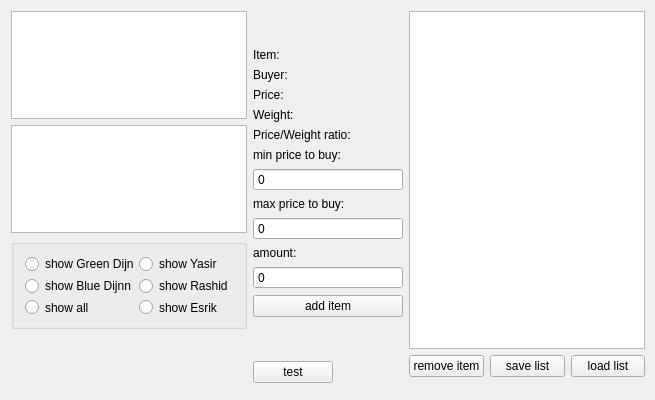
Qt form sources/Market.ui (Groundy/CrackerJack) before a commit.
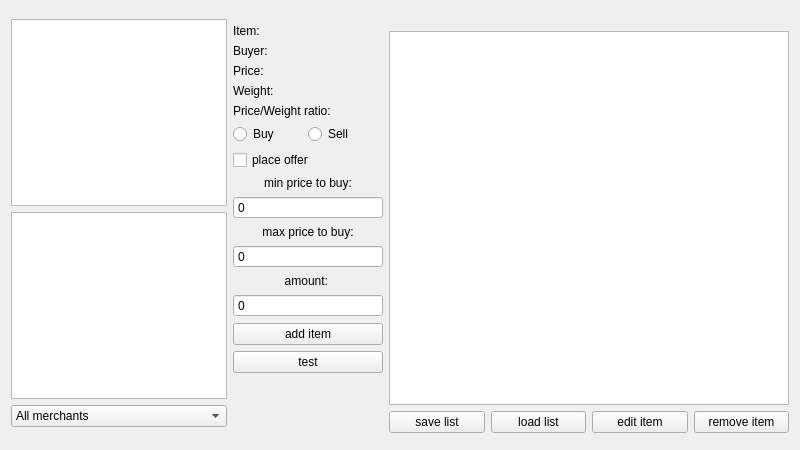
The same form after that commit.

Commit message: Dalsze prace nad klasą market

Diff of the .ui file:
```diff
--- a/sources/Market.ui
+++ b/sources/Market.ui
@@ -6,20 +6,26 @@
    <rect>
     <x>0</x>
     <y>0</y>
-    <width>655</width>
-    <height>400</height>
+    <width>800</width>
+    <height>450</height>
    </rect>
   </property>
+  <property name="sizePolicy">
+   <sizepolicy hsizetype="Fixed" vsizetype="Fixed">
+    <horstretch>0</horstretch>
+    <verstretch>0</verstretch>
+   </sizepolicy>
+  </property>
   <property name="minimumSize">
    <size>
-    <width>655</width>
-    <height>400</height>
+    <width>800</width>
+    <height>450</height>
    </size>
   </property>
   <property name="maximumSize">
    <size>
-    <width>655</width>
-    <height>400</height>
+    <width>800</width>
+    <height>450</height>
    </size>
   </property>
   <property name="windowTitle">
@@ -30,159 +36,154 @@
     <layout class="QGridLayout" name="gridLayout">
      <item row="0" column="0">
       <layout class="QGridLayout" name="gridLayout_3">
-       <item row="1" column="2">
-        <layout class="QVBoxLayout" name="verticalLayout_2">
-         <item>
-          <widget class="QListWidget" name="categoriesWindow"/>
-         </item>
-         <item>
-          <widget class="QListWidget" name="itemList"/>
-         </item>
-         <item>
-          <widget class="QGroupBox" name="sellersRadioButtonBox">
-           <property name="minimumSize">
-            <size>
-             <width>0</width>
-             <height>90</height>
-            </size>
-           </property>
-           <property name="title">
-            <string/>
-           </property>
-           <layout class="QGridLayout" name="gridLayout_7">
-            <item row="2" column="1">
-             <widget class="QRadioButton" name="showItemsButton_All">
-              <property name="text">
-               <string>show all</string>
-              </property>
-             </widget>
-            </item>
-            <item row="0" column="1">
-             <widget class="QRadioButton" name="showItemsButton_Green">
-              <property name="text">
-               <string>show Green Dijnn</string>
-              </property>
-             </widget>
-            </item>
-            <item row="0" column="2">
-             <widget class="QRadioButton" name="showItemsButton_Yasir">
-              <property name="text">
-               <string>show Yasir</string>
-              </property>
-             </widget>
-            </item>
-            <item row="1" column="1">
-             <widget class="QRadioButton" name="showItemsButton_Blue">
-              <property name="text">
-               <string>show Blue Dijnn</string>
-              </property>
-             </widget>
-            </item>
-            <item row="1" column="2">
-             <widget class="QRadioButton" name="showItemsButton_Rashid">
-              <property name="text">
-               <string>show Rashid</string>
-              </property>
-             </widget>
-            </item>
-            <item row="2" column="2">
-             <widget class="QRadioButton" name="showItemsButton_Esrik">
-              <property name="text">
-               <string>show Esrik</string>
-              </property>
-             </widget>
-            </item>
-           </layout>
-          </widget>
-         </item>
-        </layout>
-       </item>
-       <item row="1" column="6" rowspan="9">
+       <item row="1" column="5" rowspan="2">
         <layout class="QGridLayout" name="gridLayout_4">
-         <item row="1" column="1">
-          <widget class="QPushButton" name="saveListButton">
-           <property name="text">
-            <string>save list</string>
+         <item row="1" column="0" colspan="3">
+          <widget class="QListWidget" name="offerListWidget">
+           <property name="minimumSize">
+            <size>
+             <width>400</width>
+             <height>0</height>
+            </size>
            </property>
-          </widget>
-         </item>
-         <item row="1" column="0">
-          <widget class="QPushButton" name="removeItemButton">
-           <property name="text">
-            <string>remove item</string>
-           </property>
-          </widget>
-         </item>
-         <item row="1" column="2">
-          <widget class="QPushButton" name="loadListButton">
-           <property name="text">
-            <string>load list</string>
+           <property name="maximumSize">
+            <size>
+             <width>16777215</width>
+             <height>16777215</height>
+            </size>
            </property>
           </widget>
          </item>
          <item row="0" column="0" colspan="3">
-          <widget class="QListWidget" name="listWidget">
+          <widget class="QLabel" name="itemListFileNameLabel">
+           <property name="enabled">
+            <bool>true</bool>
+           </property>
+           <property name="text">
+            <string/>
+           </property>
+          </widget>
+         </item>
+         <item row="2" column="0" colspan="3">
+          <layout class="QGridLayout" name="gridLayout_6">
+           <item row="0" column="0">
+            <widget class="QPushButton" name="saveListButton">
+             <property name="text">
+              <string>save list</string>
+             </property>
+            </widget>
+           </item>
+           <item row="0" column="3">
+            <widget class="QPushButton" name="removeItemButton">
+             <property name="text">
+              <string>remove item</string>
+             </property>
+            </widget>
+           </item>
+           <item row="0" column="2">
+            <widget class="QPushButton" name="editItemButton">
+             <property name="text">
+              <string>edit item</string>
+             </property>
+            </widget>
+           </item>
+           <item row="0" column="1">
+            <widget class="QPushButton" name="loadListButton">
+             <property name="text">
+              <string>load list</string>
+             </property>
+            </widget>
+           </item>
+          </layout>
+         </item>
+        </layout>
+       </item>
+       <item row="1" column="2">
+        <layout class="QVBoxLayout" name="verticalLayout_2">
+         <item>
+          <spacer name="verticalSpacer_3">
+           <property name="orientation">
+            <enum>Qt::Vertical</enum>
+           </property>
+           <property name="sizeHint" stdset="0">
+            <size>
+             <width>20</width>
+             <height>13</height>
+            </size>
+           </property>
+          </spacer>
+         </item>
+         <item>
+          <widget class="QListWidget" name="categoriesWindow">
            <property name="minimumSize">
             <size>
              <width>0</width>
-             <height>0</height>
+             <height>150</height>
             </size>
            </property>
            <property name="maximumSize">
             <size>
-             <width>16777215</width>
+             <width>250</width>
              <height>16777215</height>
             </size>
            </property>
           </widget>
          </item>
+         <item>
+          <widget class="QListWidget" name="itemList">
+           <property name="minimumSize">
+            <size>
+             <width>0</width>
+             <height>150</height>
+            </size>
+           </property>
+           <property name="maximumSize">
+            <size>
+             <width>250</width>
+             <height>16777215</height>
+            </size>
+           </property>
+          </widget>
+         </item>
+         <item>
+          <widget class="QComboBox" name="merchantFiltr">
+           <item>
+            <property name="text">
+             <string>All merchants</string>
+            </property>
+           </item>
+           <item>
+            <property name="text">
+             <string>Green Dijnn</string>
+            </property>
+           </item>
+           <item>
+            <property name="text">
+             <string>Blue Dijnn</string>
+            </property>
+           </item>
+           <item>
+            <property name="text">
+             <string>Flint</string>
+            </property>
+           </item>
+           <item>
+            <property name="text">
+             <string>Rashid</string>
+            </property>
+           </item>
+           <item>
+            <property name="text">
+             <string>Esrik</string>
+            </property>
+           </item>
+          </widget>
+         </item>
         </layout>
        </item>
-       <item row="1" column="5" rowspan="11">
-        <spacer name="horizontalSpacer_2">
-         <property name="orientation">
-          <enum>Qt::Horizontal</enum>
-         </property>
-         <property name="sizeHint" stdset="0">
-          <size>
-           <width>40</width>
-           <height>20</height>
-          </size>
-         </property>
-        </spacer>
-       </item>
-       <item row="1" column="3" rowspan="11">
-        <spacer name="horizontalSpacer">
-         <property name="orientation">
-          <enum>Qt::Horizontal</enum>
-         </property>
-         <property name="sizeHint" stdset="0">
-          <size>
-           <width>40</width>
-           <height>20</height>
-          </size>
-         </property>
-        </spacer>
-       </item>
-       <item row="1" column="4" rowspan="10">
+       <item row="1" column="3" rowspan="3">
         <layout class="QGridLayout" name="gridLayout_5">
-         <item row="9" column="0" colspan="2">
-          <widget class="QSpinBox" name="minPriceValue">
-           <property name="maximumSize">
-            <size>
-             <width>16777215</width>
-             <height>25</height>
-            </size>
-           </property>
-           <property name="buttonSymbols">
-            <enum>QAbstractSpinBox::NoButtons</enum>
-           </property>
-           <property name="maximum">
-            <number>999999999</number>
-           </property>
-          </widget>
-         </item>
-         <item row="15" column="0" colspan="2">
+         <item row="23" column="0" colspan="2">
           <spacer name="verticalSpacer">
            <property name="orientation">
             <enum>Qt::Vertical</enum>
@@ -195,46 +196,24 @@
            </property>
           </spacer>
          </item>
-         <item row="5" column="0" colspan="2">
-          <widget class="QLabel" name="priceWeightRatioLabel">
-           <property name="minimumSize">
-            <size>
-             <width>150</width>
-             <height>0</height>
-            </size>
+         <item row="16" column="0" colspan="2">
+          <widget class="QLabel" name="label">
+           <property name="text">
+            <string>amount: </string>
            </property>
+           <property name="alignment">
+            <set>Qt::AlignCenter</set>
+           </property>
+          </widget>
+         </item>
+         <item row="11" column="0" colspan="2">
+          <widget class="QCheckBox" name="placeOfferCheckBox">
            <property name="text">
-            <string>Price/Weight ratio:</string>
+            <string>place offer</string>
            </property>
           </widget>
          </item>
          <item row="3" column="0" colspan="2">
-          <widget class="QLabel" name="priceInfoLabel">
-           <property name="maximumSize">
-            <size>
-             <width>16777215</width>
-             <height>25</height>
-            </size>
-           </property>
-           <property name="text">
-            <string>Price:</string>
-           </property>
-          </widget>
-         </item>
-         <item row="0" column="0" colspan="2">
-          <spacer name="verticalSpacer_2">
-           <property name="orientation">
-            <enum>Qt::Vertical</enum>
-           </property>
-           <property name="sizeHint" stdset="0">
-            <size>
-             <width>20</width>
-             <height>40</height>
-            </size>
-           </property>
-          </spacer>
-         </item>
-         <item row="2" column="0" colspan="2">
           <widget class="QLabel" name="buyerInfoLabel">
            <property name="maximumSize">
             <size>
@@ -247,7 +226,72 @@
            </property>
           </widget>
          </item>
-         <item row="10" column="0" colspan="2">
+         <item row="7" column="0" rowspan="2" colspan="2">
+          <widget class="QFrame" name="horizontalFrame">
+           <property name="minimumSize">
+            <size>
+             <width>0</width>
+             <height>0</height>
+            </size>
+           </property>
+           <property name="maximumSize">
+            <size>
+             <width>16777215</width>
+             <height>20</height>
+            </size>
+           </property>
+           <layout class="QHBoxLayout" name="horizontalLayout">
+            <property name="spacing">
+             <number>0</number>
+            </property>
+            <property name="leftMargin">
+             <number>0</number>
+            </property>
+            <property name="topMargin">
+             <number>0</number>
+            </property>
+            <property name="rightMargin">
+             <number>0</number>
+            </property>
+            <property name="bottomMargin">
+             <number>0</number>
+            </property>
+            <item>
+             <widget class="QRadioButton" name="buyTypeRadioButton">
+              <property name="minimumSize">
+               <size>
+                <width>0</width>
+                <height>20</height>
+               </size>
+              </property>
+              <property name="text">
+               <string>Buy</string>
+              </property>
+             </widget>
+            </item>
+            <item>
+             <widget class="QRadioButton" name="sellTypeRadioButton">
+              <property name="minimumSize">
+               <size>
+                <width>0</width>
+                <height>20</height>
+               </size>
+              </property>
+              <property name="text">
+               <string>Sell</string>
+              </property>
+              <property name="checkable">
+               <bool>true</bool>
+              </property>
+              <property name="autoExclusive">
+               <bool>true</bool>
+              </property>
+             </widget>
+            </item>
+           </layout>
+          </widget>
+         </item>
+         <item row="14" column="0" colspan="2">
           <widget class="QLabel" name="maxPriceLabel">
            <property name="maximumSize">
             <size>
@@ -258,22 +302,71 @@
            <property name="text">
             <string>max price to buy:</string>
            </property>
+           <property name="alignment">
+            <set>Qt::AlignCenter</set>
+           </property>
           </widget>
          </item>
-         <item row="1" column="0" colspan="2">
-          <widget class="QLabel" name="itemNameInfoLabel">
+         <item row="13" column="0" colspan="2">
+          <widget class="QSpinBox" name="minPriceValue">
            <property name="maximumSize">
             <size>
              <width>16777215</width>
              <height>25</height>
             </size>
            </property>
+           <property name="buttonSymbols">
+            <enum>QAbstractSpinBox::NoButtons</enum>
+           </property>
+           <property name="maximum">
+            <number>999999999</number>
+           </property>
+          </widget>
+         </item>
+         <item row="6" column="0" colspan="2">
+          <widget class="QLabel" name="priceWeightRatioLabel">
+           <property name="minimumSize">
+            <size>
+             <width>150</width>
+             <height>0</height>
+            </size>
+           </property>
            <property name="text">
-            <string>Item: </string>
+            <string>Price/Weight ratio:</string>
+           </property>
+          </widget>
+         </item>
+         <item row="17" column="0" colspan="2">
+          <widget class="QSpinBox" name="amountValue">
+           <property name="buttonSymbols">
+            <enum>QAbstractSpinBox::NoButtons</enum>
+           </property>
+           <property name="maximum">
+            <number>999999999</number>
            </property>
           </widget>
          </item>
          <item row="4" column="0" colspan="2">
+          <widget class="QLabel" name="priceInfoLabel">
+           <property name="maximumSize">
+            <size>
+             <width>16777215</width>
+             <height>25</height>
+            </size>
+           </property>
+           <property name="text">
+            <string>Price:</string>
+           </property>
+          </widget>
+         </item>
+         <item row="21" column="0" colspan="2">
+          <widget class="QPushButton" name="addItemButton">
+           <property name="text">
+            <string>add item</string>
+           </property>
+          </widget>
+         </item>
+         <item row="5" column="0" colspan="2">
           <widget class="QLabel" name="weightInfoLabel">
            <property name="maximumSize">
             <size>
@@ -286,14 +379,23 @@
            </property>
           </widget>
          </item>
-         <item row="12" column="0" colspan="2">
-          <widget class="QLabel" name="label">
-           <property name="text">
-            <string>amount: </string>
+         <item row="1" column="0" colspan="2">
+          <spacer name="verticalSpacer_2">
+           <property name="orientation">
+            <enum>Qt::Vertical</enum>
            </property>
-          </widget>
+           <property name="sizeType">
+            <enum>QSizePolicy::Minimum</enum>
+           </property>
+           <property name="sizeHint" stdset="0">
+            <size>
+             <width>20</width>
+             <height>13</height>
+            </size>
+           </property>
+          </spacer>
          </item>
-         <item row="11" column="0" colspan="2">
+         <item row="15" column="0" colspan="2">
           <widget class="QSpinBox" name="maxPriceValue">
            <property name="maximumSize">
             <size>
@@ -309,17 +411,7 @@
            </property>
           </widget>
          </item>
-         <item row="13" column="0" colspan="2">
-          <widget class="QSpinBox" name="amountValue">
-           <property name="buttonSymbols">
-            <enum>QAbstractSpinBox::NoButtons</enum>
-           </property>
-           <property name="maximum">
-            <number>999999999</number>
-           </property>
-          </widget>
-         </item>
-         <item row="8" column="0" colspan="2">
+         <item row="12" column="0" colspan="2">
           <widget class="QLabel" name="minPriceLabel">
            <property name="maximumSize">
             <size>
@@ -330,22 +422,31 @@
            <property name="text">
             <string>min price to buy:</string>
            </property>
-          </widget>
-         </item>
-         <item row="14" column="0" colspan="2">
-          <widget class="QPushButton" name="addItemButton">
-           <property name="text">
-            <string>add item</string>
+           <property name="alignment">
+            <set>Qt::AlignCenter</set>
            </property>
           </widget>
          </item>
-         <item row="16" column="0">
+         <item row="22" column="0" colspan="2">
           <widget class="QPushButton" name="testButton">
            <property name="text">
             <string>test</string>
            </property>
           </widget>
          </item>
+         <item row="2" column="0" colspan="2">
+          <widget class="QLabel" name="itemNameInfoLabel">
+           <property name="maximumSize">
+            <size>
+             <width>16777215</width>
+             <height>25</height>
+            </size>
+           </property>
+           <property name="text">
+            <string>Item: </string>
+           </property>
+          </widget>
+         </item>
         </layout>
        </item>
       </layout>
```
Left out of the diff: 164 changed lines with no effect on the pictures. The commit also changes 18 other files.
